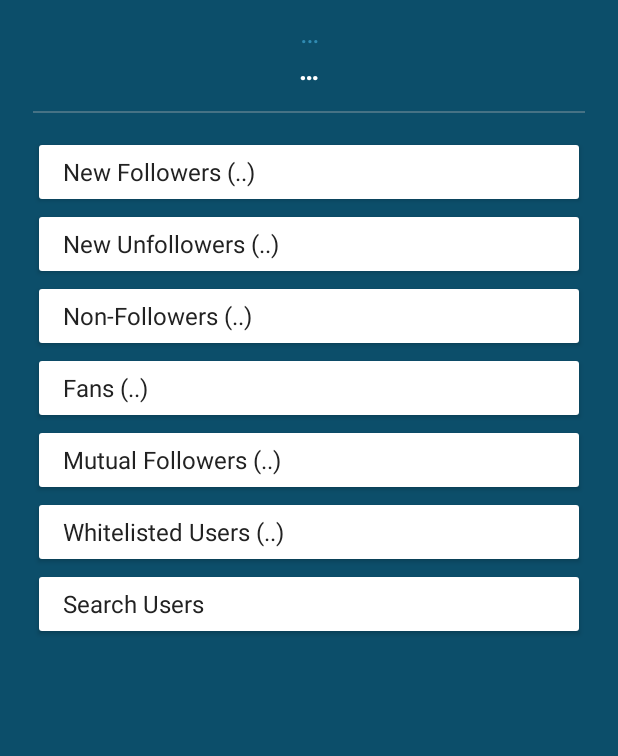
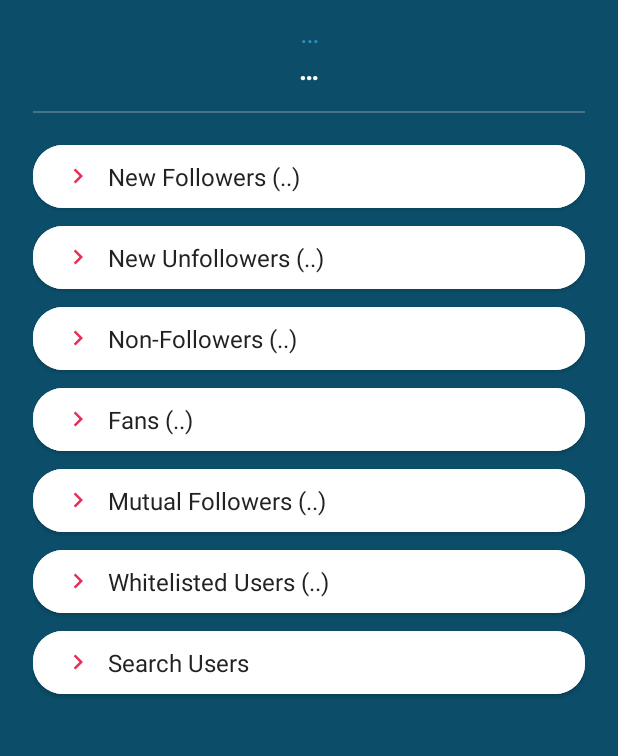
Before and after one commit to freeborn-coder/followers-manager, an Android app: the MainActivity screen opened directly, with no data from a screen before it, on a phone screen of 412 x 824 dp, the part 254-1010 px from its top. Run offline under Robolectric (Android 15) with nearby library versions, the phone set to English and light mode, and no system bars; our stand-ins replace AdMob, CircleImageView, Firebase (no records; nobody signed in at launch, a user with empty details on screens opened directly); libraries missing offline, so code that uses them is left out: com.twitter.sdk; pictures from the network do not load; 2 statements that could not run were skipped.

Commit message:
Trying to add viewpager, added start activity animation to mainactivity, changed app theme to MaterialComponents Theme

```diff
--- a/app/build.gradle
+++ b/app/build.gradle
@@ -40,11 +40,11 @@ dependencies {
     implementation 'com.github.bumptech.glide:glide:4.11.0'
 
     //firebase ads,config,analytics,database,auth
-    implementation 'com.google.firebase:firebase-ads:19.3.0'
+    implementation 'com.google.firebase:firebase-ads:19.4.0'
     implementation 'com.google.firebase:firebase-config:19.2.0'
     implementation 'com.google.firebase:firebase-analytics:17.5.0'
     implementation 'com.google.firebase:firebase-database:19.4.0'
-    implementation 'com.google.firebase:firebase-auth:19.3.2'
+    implementation 'com.google.firebase:firebase-auth:19.4.0'
 
     //billing
     implementation 'com.android.billingclient:billing:3.0.0'
--- a/app/src/main/java/com/gananidevs/followersmanager/WelcomeScreenActivity.java
+++ b/app/src/main/java/com/gananidevs/followersmanager/WelcomeScreenActivity.java
@@ -99,7 +99,7 @@ public class WelcomeScreenActivity extends AppCompatActivity {
                                     Toast.makeText(WelcomeScreenActivity.this, "log in successful", Toast.LENGTH_SHORT).show();
                                     startActivity(new Intent(WelcomeScreenActivity.this, MainActivity.class));
                                     finish();
-                                    overridePendingTransition(android.R.anim.slide_in_left,android.R.anim.slide_out_right);
+                                    overridePendingTransition(android.R.anim.fade_in,android.R.anim.fade_out);
                                 }
 
                                 @Override
--- a/app/src/main/res/layout/activity_main.xml
+++ b/app/src/main/res/layout/activity_main.xml
@@ -51,7 +51,7 @@
                     app:layout_constraintStart_toStartOf="parent"
                     app:layout_constraintTop_toBottomOf="@+id/name_tv">
 
-                    <Button
+                    <com.google.android.material.button.MaterialButton
                         android:id="@+id/new_followers_btn"
                         android:layout_width="match_parent"
                         android:layout_height="wrap_content"
@@ -71,7 +71,7 @@
                         app:iconSize="20dp"
                         app:iconTint="@color/colorAccent" />
 
-                    <Button
+                    <com.google.android.material.button.MaterialButton
                         android:id="@+id/new_unfollowers_btn"
                         android:layout_width="match_parent"
                         android:layout_height="wrap_content"
@@ -91,7 +91,7 @@
                         app:iconSize="20dp"
                         app:iconTint="@color/colorAccent" />
 
-                    <Button
+                    <com.google.android.material.button.MaterialButton
                         android:id="@+id/non_followers_btn"
                         android:layout_width="match_parent"
                         android:layout_height="wrap_content"
@@ -111,7 +111,7 @@
                         app:iconSize="20dp"
                         app:iconTint="@color/colorAccent" />
 
-                    <androidx.appcompat.widget.AppCompatButton
+                    <com.google.android.material.button.MaterialButton
                         android:id="@+id/fans_btn"
                         android:layout_width="match_parent"
                         android:layout_height="wrap_content"
@@ -131,7 +131,7 @@
                         app:iconSize="20dp"
                         app:iconTint="@color/colorAccent" />
 
-                    <Button
+                    <com.google.android.material.button.MaterialButton
                         android:id="@+id/mutual_followers_btn"
                         android:layout_width="match_parent"
                         android:layout_height="wrap_content"
@@ -151,7 +151,7 @@
                         app:iconSize="20dp"
                         app:iconTint="@color/colorAccent" />
 
-                    <Button
+                    <com.google.android.material.button.MaterialButton
                         android:id="@+id/whitelisted_users_btn"
                         android:layout_width="match_parent"
                         android:layout_height="wrap_content"
@@ -171,7 +171,7 @@
                         app:iconSize="20dp"
                         app:iconTint="@color/colorAccent" />
 
-                    <Button
+                    <com.google.android.material.button.MaterialButton
                         android:id="@+id/search_users_btn"
                         android:layout_width="match_parent"
                         android:layout_height="wrap_content"
--- a/app/src/main/res/layout/pager_layout.xml
+++ b/app/src/main/res/layout/pager_layout.xml
@@ -3,6 +3,7 @@
     xmlns:app="http://schemas.android.com/apk/res-auto"
     android:orientation="vertical"
     android:layout_width="match_parent"
+    android:background="@color/colorPrimary"
     android:layout_height="match_parent">
 
     <ScrollView
--- a/app/src/main/res/values/styles.xml
+++ b/app/src/main/res/values/styles.xml
@@ -1,7 +1,7 @@
 <resources>
 
     <!-- Base application theme. -->
-    <style name="AppTheme" parent="Theme.AppCompat.Light.DarkActionBar">
+    <style name="AppTheme" parent="Theme.MaterialComponents.Light.DarkActionBar">
         <!-- Customize your theme here. -->
         <item name="colorPrimary">@color/colorPrimary</item>
         <item name="colorPrimaryDark">@color/colorPrimaryDark</item>
```
Also changed, not shown: app/src/main/java/com/gananidevs/followersmanager/MainActivity.java (+29 -23 lines), app/src/main/res/layout/activity_welcome_screen.xml (+4 -3 lines), app/src/main/res/layout/user_item_layout.xml (+25 -27 lines).
